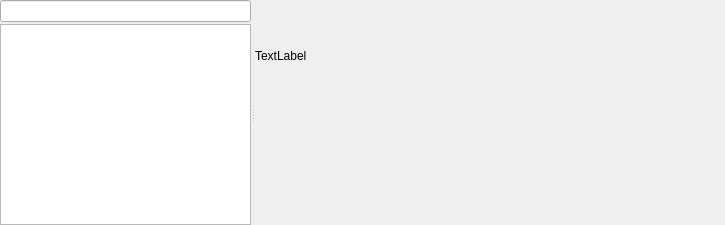
Above: resources/ui/settings/dialog.ui from prymatex/prymatex before the change. Below: the same form after it.
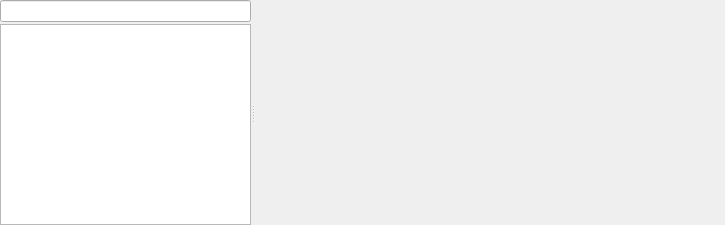
That is the form after the change. Icons and pictures are not drawn.

Commit message: Remove Widget Title

```diff
--- a/resources/ui/settings/dialog.ui
+++ b/resources/ui/settings/dialog.ui
@@ -68,13 +68,6 @@
        <property name="margin">
         <number>0</number>
        </property>
-       <item>
-        <widget class="QLabel" name="labelTitle">
-         <property name="text">
-          <string>TextLabel</string>
-         </property>
-        </widget>
-       </item>
        <item>
         <widget class="QWidget" name="container" native="true"/>
        </item>
```
Left out of the diff: 2 changed lines with no effect on the pictures. The commit also changes 10 other files.
